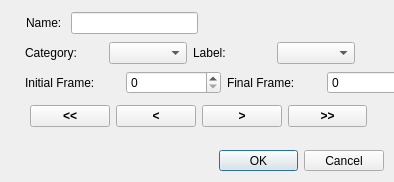
Before: the Qt Designer form modules/app/dialogframebased.ui in smartsenselab/SSAT, drawn with Qt 5.
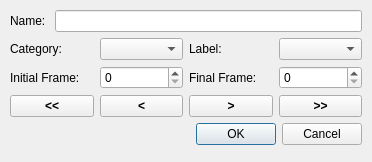
After: the same form once the commit is applied.

```diff
--- a/modules/app/dialogframebased.ui
+++ b/modules/app/dialogframebased.ui
@@ -6,38 +6,62 @@
    <rect>
     <x>0</x>
     <y>0</y>
-    <width>394</width>
-    <height>182</height>
+    <width>372</width>
+    <height>162</height>
    </rect>
   </property>
   <property name="windowTitle">
    <string>Frame-based annotation</string>
   </property>
-  <widget class="QDialogButtonBox" name="buttonBox">
+  <widget class="QWidget" name="">
    <property name="geometry">
     <rect>
-     <x>219</x>
-     <y>150</y>
-     <width>165</width>
-     <height>21</height>
+     <x>10</x>
+     <y>10</y>
+     <width>352</width>
+     <height>137</height>
     </rect>
    </property>
-   <property name="orientation">
-    <enum>Qt::Horizontal</enum>
-   </property>
-   <property name="standardButtons">
-    <set>QDialogButtonBox::Cancel|QDialogButtonBox::Ok</set>
-   </property>
-  </widget>
-  <widget class="QWidget" name="layoutWidget">
-   <property name="geometry">
-    <rect>
-     <x>25</x>
-     <y>70</y>
-     <width>397</width>
-     <height>26</height>
-    </rect>
-   </property>
+   <layout class="QVBoxLayout" name="verticalLayout">
+    <item>
+     <layout class="QHBoxLayout" name="horizontalLayout_3">
+      <item>
+       <widget class="QLabel" name="labelName">
+        <property name="text">
+         <string>Name: </string>
+        </property>
+       </widget>
+      </item>
+      <item>
+       <widget class="QLineEdit" name="lineEditName"/>
+      </item>
+     </layout>
+    </item>
+    <item>
+     <layout class="QHBoxLayout" name="horizontalLayout_2">
+      <item>
+       <widget class="QLabel" name="labelCategory">
+        <property name="text">
+         <string>Category: </string>
+        </property>
+       </widget>
+      </item>
+      <item>
+       <widget class="QComboBox" name="comboBoxCategory"/>
+      </item>
+      <item>
+       <widget class="QLabel" name="labelLabel">
+        <property name="text">
+         <string>Label: </string>
+        </property>
+       </widget>
+      </item>
+      <item>
+       <widget class="QComboBox" name="comboBoxLabel"/>
+      </item>
+     </layout>
+    </item>
+    <item>
    <layout class="QHBoxLayout" name="horizontalLayout_1">
     <item>
      <widget class="QLabel" name="labelInitialFrame">
@@ -68,16 +92,8 @@
      </widget>
     </item>
    </layout>
-  </widget>
-  <widget class="QWidget" name="layoutWidget">
-   <property name="geometry">
-    <rect>
-     <x>30</x>
-     <y>100</y>
-     <width>337</width>
-     <height>32</height>
-    </rect>
-   </property>
+    </item>
+    <item>
    <layout class="QHBoxLayout" name="horizontalLayout_4">
     <item>
      <widget class="QPushButton" name="buttonRewindF">
@@ -132,59 +148,17 @@
      </widget>
     </item>
    </layout>
-  </widget>
-  <widget class="QWidget" name="layoutWidget">
-   <property name="geometry">
-    <rect>
-     <x>25</x>
-     <y>40</y>
-     <width>330</width>
-     <height>26</height>
-    </rect>
-   </property>
-   <layout class="QHBoxLayout" name="horizontalLayout_2">
-    <item>
-     <widget class="QLabel" name="labelCategory">
-      <property name="text">
-       <string>Category: </string>
-      </property>
-     </widget>
     </item>
     <item>
-     <widget class="QComboBox" name="comboBoxCategory"/>
-    </item>
-    <item>
-     <widget class="QLabel" name="labelLabel">
-      <property name="text">
-       <string>Label: </string>
+     <widget class="QDialogButtonBox" name="buttonBox">
+      <property name="orientation">
+       <enum>Qt::Horizontal</enum>
       </property>
-     </widget>
-    </item>
-    <item>
-     <widget class="QComboBox" name="comboBoxLabel"/>
-    </item>
-   </layout>
-  </widget>
-  <widget class="QWidget" name="layoutWidget">
-   <property name="geometry">
-    <rect>
-     <x>26</x>
-     <y>11</y>
-     <width>172</width>
-     <height>24</height>
-    </rect>
-   </property>
-   <layout class="QHBoxLayout" name="horizontalLayout_3">
-    <item>
-     <widget class="QLabel" name="labelName">
-      <property name="text">
-       <string>Name: </string>
-      </property>
+      <property name="standardButtons">
+       <set>QDialogButtonBox::Cancel|QDialogButtonBox::Ok</set>
+      </property>
      </widget>
     </item>
-    <item>
-     <widget class="QLineEdit" name="lineEditName"/>
-    </item>
    </layout>
   </widget>
   <zorder>layoutWidget</zorder>
```
Lines whose indentation alone changed are shown as unchanged.
